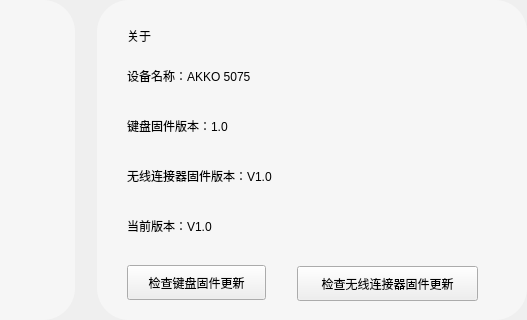
Old version of the form FrameAbout.ui in the repository wlffeng2008/AkkoStudio; both pictures show x 598 to 1125 and y 0 to 320 of the 1125 by 749 pixel window.
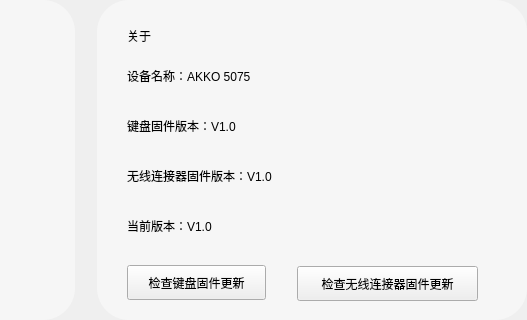
New version of the form. Icons and pictures are not drawn. Custom widgets are drawn as their Qt base class.

```diff
--- a/FrameAbout.ui
+++ b/FrameAbout.ui
@@ -138,7 +138,7 @@
          <rect>
           <x>30</x>
           <y>60</y>
-          <width>161</width>
+          <width>217</width>
           <height>31</height>
          </rect>
         </property>
@@ -151,12 +151,12 @@
          <rect>
           <x>30</x>
           <y>110</y>
-          <width>161</width>
+          <width>219</width>
           <height>31</height>
          </rect>
         </property>
         <property name="text">
-         <string>键盘固件版本：1.0</string>
+         <string>键盘固件版本：V1.0</string>
         </property>
        </widget>
        <widget class="QLabel" name="labelTitleL3">
@@ -164,7 +164,7 @@
          <rect>
           <x>30</x>
           <y>160</y>
-          <width>161</width>
+          <width>225</width>
           <height>31</height>
          </rect>
         </property>
@@ -177,7 +177,7 @@
          <rect>
           <x>30</x>
           <y>210</y>
-          <width>161</width>
+          <width>227</width>
           <height>31</height>
          </rect>
         </property>
```
